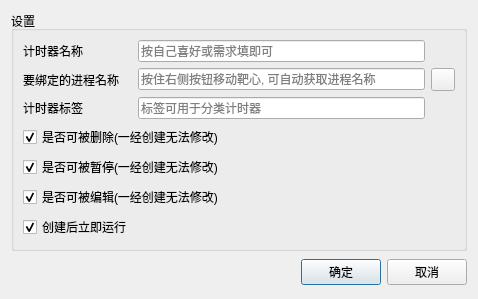
The window that qsenior-timer/frame/create_timer_item_dlg.ui (fuyouawa/qsenior-timer) describes before a commit, drawn with Qt 5.
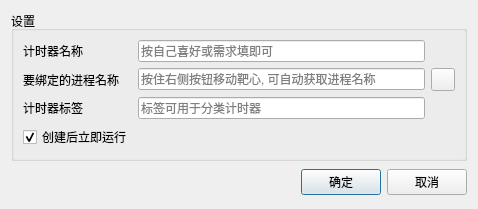
The same window after the commit. Icons and pictures are not drawn.

```diff
--- a/qsenior-timer/frame/create_timer_item_dlg.ui
+++ b/qsenior-timer/frame/create_timer_item_dlg.ui
@@ -7,7 +7,7 @@
     <x>0</x>
     <y>0</y>
     <width>478</width>
-    <height>270</height>
+    <height>192</height>
    </rect>
   </property>
   <property name="windowTitle">
@@ -20,6 +20,23 @@
       <string>设置</string>
      </property>
      <layout class="QGridLayout" name="gridLayout">
+      <item row="3" column="0">
+       <widget class="QCheckBox" name="chk_start_imm">
+        <property name="text">
+         <string>创建后立即运行</string>
+        </property>
+        <property name="checked">
+         <bool>true</bool>
+        </property>
+       </widget>
+      </item>
+      <item row="1" column="1">
+       <widget class="QLineEdit" name="edit_proc_name">
+        <property name="placeholderText">
+         <string>按住右侧按钮移动靶心, 可自动获取进程名称</string>
+        </property>
+       </widget>
+      </item>
       <item row="0" column="0">
        <widget class="QLabel" name="label">
         <property name="text">
@@ -27,10 +44,10 @@
         </property>
        </widget>
       </item>
-      <item row="0" column="1">
-       <widget class="QLineEdit" name="edit_timer_name">
-        <property name="placeholderText">
-         <string>按自己喜好或需求填即可</string>
+      <item row="2" column="0">
+       <widget class="QLabel" name="label_3">
+        <property name="text">
+         <string>计时器标签</string>
         </property>
        </widget>
       </item>
@@ -41,10 +58,10 @@
         </property>
        </widget>
       </item>
-      <item row="1" column="1">
-       <widget class="QLineEdit" name="edit_proc_name">
+      <item row="2" column="1">
+       <widget class="QLineEdit" name="edit_tags">
         <property name="placeholderText">
-         <string>按住右侧按钮移动靶心, 可自动获取进程名称</string>
+         <string>标签可用于分类计时器</string>
         </property>
        </widget>
       </item>
@@ -62,60 +79,10 @@
         </property>
        </widget>
       </item>
-      <item row="2" column="0">
-       <widget class="QLabel" name="label_3">
-        <property name="text">
-         <string>计时器标签</string>
-        </property>
-       </widget>
-      </item>
-      <item row="2" column="1">
-       <widget class="QLineEdit" name="edit_tags">
+      <item row="0" column="1">
+       <widget class="QLineEdit" name="edit_timer_name">
         <property name="placeholderText">
-         <string>标签可用于分类计时器</string>
-        </property>
-       </widget>
-      </item>
-      <item row="3" column="0" colspan="2">
-       <widget class="QCheckBox" name="chk_can_del">
-        <property name="text">
-         <string>是否可被删除(一经创建无法修改)</string>
-        </property>
-        <property name="checked">
-         <bool>true</bool>
-        </property>
-        <property name="tristate">
-         <bool>false</bool>
-        </property>
-       </widget>
-      </item>
-      <item row="4" column="0" colspan="2">
-       <widget class="QCheckBox" name="chk_can_pause">
-        <property name="text">
-         <string>是否可被暂停(一经创建无法修改)</string>
-        </property>
-        <property name="checked">
-         <bool>true</bool>
-        </property>
-       </widget>
-      </item>
-      <item row="5" column="0" colspan="2">
-       <widget class="QCheckBox" name="chk_can_edit">
-        <property name="text">
-         <string>是否可被编辑(一经创建无法修改)</string>
-        </property>
-        <property name="checked">
-         <bool>true</bool>
-        </property>
-       </widget>
-      </item>
-      <item row="6" column="0">
-       <widget class="QCheckBox" name="chk_start_imm">
-        <property name="text">
-         <string>创建后立即运行</string>
-        </property>
-        <property name="checked">
-         <bool>true</bool>
+         <string>按自己喜好或需求填即可</string>
         </property>
        </widget>
       </item>
```
